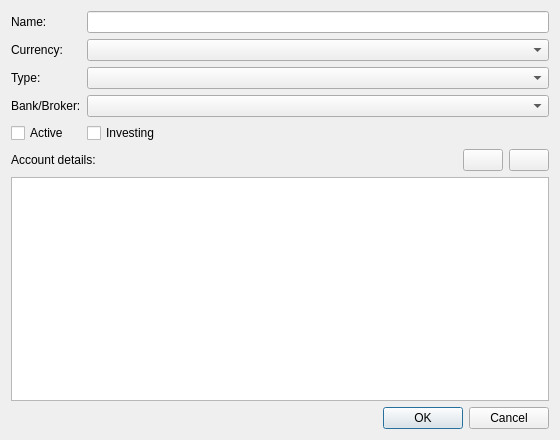
First picture: the form in jal/ui/account_edit_dlg.ui, repository titov-vv/jal, before the edit.
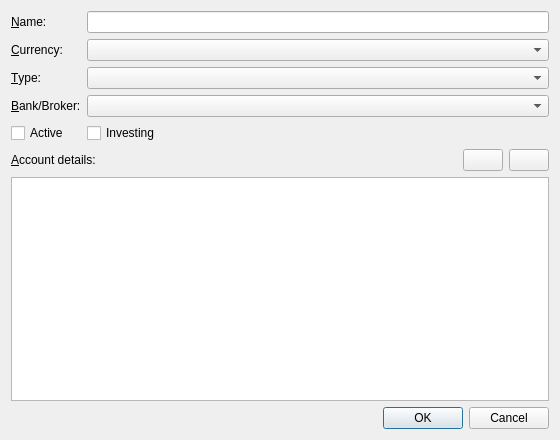
Second picture: the form after the edit. Custom widgets are drawn as their Qt base class.

```diff
--- a/jal/ui/account_edit_dlg.ui
+++ b/jal/ui/account_edit_dlg.ui
@@ -35,7 +35,7 @@
       <item row="0" column="0">
        <widget class="QLabel" name="NameLbl">
         <property name="text">
-         <string>Name:</string>
+         <string>&amp;Name:</string>
         </property>
         <property name="buddy">
          <cstring>NameEdit</cstring>
@@ -52,7 +52,7 @@
       <item row="1" column="0">
        <widget class="QLabel" name="CurrencyLbl">
         <property name="text">
-         <string>Currency:</string>
+         <string>&amp;Currency:</string>
         </property>
         <property name="buddy">
          <cstring>CurrencyCombo</cstring>
@@ -62,7 +62,7 @@
       <item row="2" column="0">
        <widget class="QLabel" name="TypeLbl">
         <property name="text">
-         <string>Type:</string>
+         <string>&amp;Type:</string>
         </property>
         <property name="buddy">
          <cstring>TypeCombo</cstring>
@@ -79,7 +79,7 @@
       <item row="3" column="0">
        <widget class="QLabel" name="OrganizationLbl">
         <property name="text">
-         <string>Bank/Broker:</string>
+         <string>&amp;Bank/Broker:</string>
         </property>
         <property name="buddy">
          <cstring>OrganizationCombo</cstring>
@@ -171,7 +171,7 @@
       <item row="0" column="0">
        <widget class="QLabel" name="DataLbl">
         <property name="text">
-         <string>Account details:</string>
+         <string>&amp;Account details:</string>
         </property>
         <property name="buddy">
          <cstring>AddDataButton</cstring>
```
